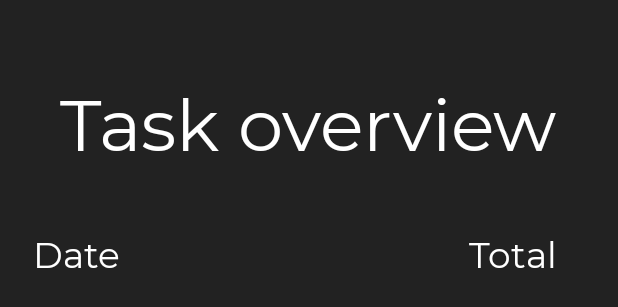
After one commit to P4uL7/TimeTrackingApp, an Android app: the layout fragment_overview.xml on its own in the app's theme, with its tools: preview values and no code run, on a phone screen of 412 x 824 dp. The commit adds this screen. Shown: the top 307 px of the screen. Run offline under Robolectric (Android 15) with nearby library versions, the phone set to English and light mode, and no system bars.

Commit message:
Added overview fragment.

```diff
--- /dev/null
+++ b/app/src/main/res/layout/fragment_overview.xml
@@ -0,0 +1,63 @@
+<?xml version="1.0" encoding="utf-8"?>
+<RelativeLayout xmlns:android="http://schemas.android.com/apk/res/android"
+    android:id="@+id/fragment_container_day"
+    android:layout_width="match_parent"
+    android:layout_height="match_parent"
+    android:background="@color/dark_gray"
+    android:orientation="vertical">
+
+    <TextView
+        android:id="@+id/overview_title"
+        android:layout_width="wrap_content"
+        android:layout_height="wrap_content"
+        android:layout_alignParentTop="true"
+        android:layout_centerInParent="true"
+        android:layout_gravity="center"
+        android:layout_marginTop="50dp"
+        android:layout_marginBottom="40dp"
+        android:fontFamily="@font/mr"
+        android:text="Task overview"
+        android:textColor="@color/white"
+        android:textSize="48sp" />
+
+    <TextView
+        android:id="@+id/overview_tsk_name"
+        android:layout_width="wrap_content"
+        android:layout_height="wrap_content"
+        android:layout_below="@+id/overview_title"
+        android:fontFamily="@font/mr"
+        android:paddingLeft="22dp"
+        android:paddingRight="20dp"
+        android:text="Date"
+        android:textAppearance="?android:attr/textAppearanceSmall"
+        android:textColor="@color/white"
+        android:textSize="24dp" />
+
+
+    <TextView
+        android:id="@+id/overview_tsk_duration"
+        android:layout_width="wrap_content"
+        android:layout_height="wrap_content"
+        android:layout_below="@id/overview_title"
+        android:layout_alignParentEnd="true"
+        android:layout_alignParentRight="true"
+        android:layout_centerVertical="true"
+        android:fontFamily="@font/mr"
+        android:paddingLeft="20dp"
+        android:paddingRight="40dp"
+        android:text="Total"
+        android:textColor="@color/white"
+        android:textSize="24dp" />
+
+    <ListView
+        android:id="@+id/overview_listView"
+        android:layout_width="wrap_content"
+        android:layout_height="wrap_content"
+        android:layout_below="@+id/overview_tsk_name"
+        android:layout_centerInParent="true"
+        android:layout_gravity="center"
+        android:padding="5dp" />
+
+    <!--    add task list here-->
+
+</RelativeLayout>
```
Also changed, not shown: app/src/main/java/com/msa/timetracker/CustomOverviewAdapter.java (added, +53 -0 lines), app/src/main/java/com/msa/timetracker/MainActivity.java (+4 -4 lines), app/src/main/java/com/msa/timetracker/OverviewFragment.java (added, +92 -0 lines), app/src/main/java/com/msa/timetracker/ProfileFragment.java (+1 -6 lines), app/src/main/res/drawable/ic_overview.xml (added, +9 -0 lines), app/src/main/res/layout/overview_listview.xml (added, +36 -0 lines), app/src/main/res/menu/drawer_menu.xml (+4 -4 lines).
